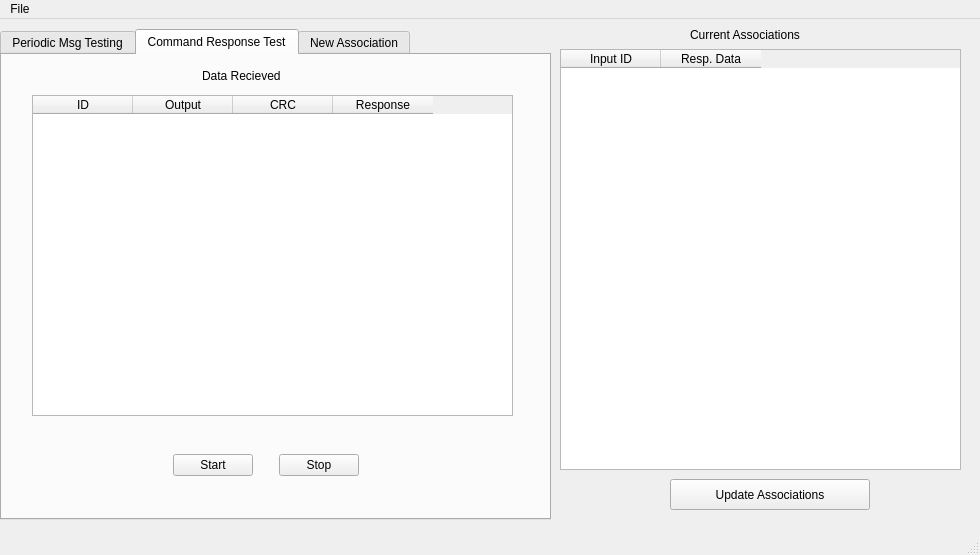
Before: the Qt Designer form serialResponseWindow.ui in Joeseidon/Comm-Responder, drawn with Qt 5.
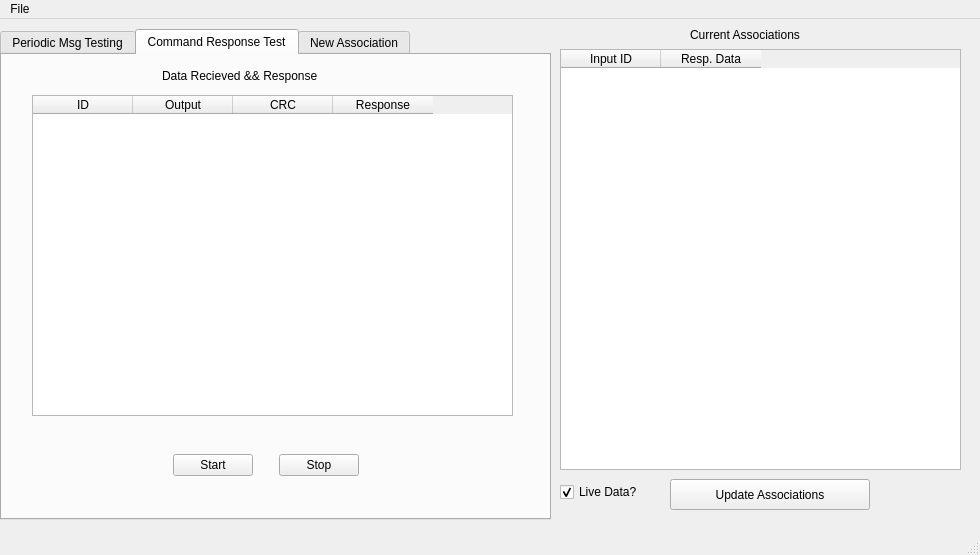
After: the same form once the commit is applied. The open tabs and pages were chosen to show the change.

Commit message: corrected CRC calculation

```diff
--- a/serialResponseWindow.ui
+++ b/serialResponseWindow.ui
@@ -385,14 +385,14 @@
      <widget class="QLabel" name="label_11">
       <property name="geometry">
        <rect>
-        <x>200</x>
+        <x>160</x>
         <y>10</y>
-        <width>121</width>
+        <width>201</width>
         <height>21</height>
        </rect>
       </property>
       <property name="text">
-       <string>Data Recieved</string>
+       <string>Data Recieved &amp;&amp; Response</string>
       </property>
      </widget>
     </widget>
@@ -460,6 +460,25 @@
      </widget>
     </widget>
    </widget>
+   <widget class="QCheckBox" name="LiveDataLog">
+    <property name="geometry">
+     <rect>
+      <x>560</x>
+      <y>460</y>
+      <width>100</width>
+      <height>26</height>
+     </rect>
+    </property>
+    <property name="toolTip">
+     <string>&lt;html&gt;&lt;head/&gt;&lt;body&gt;&lt;p&gt;Will disable/enable live data log. While enabled, max resp/send Freq. decreases.&lt;/p&gt;&lt;/body&gt;&lt;/html&gt;</string>
+    </property>
+    <property name="text">
+     <string>Live Data?</string>
+    </property>
+    <property name="checked">
+     <bool>true</bool>
+    </property>
+   </widget>
   </widget>
   <widget class="QMenuBar" name="menubar">
    <property name="geometry">
```
Left out of the diff: 4 changed lines with no effect on the pictures. The commit also changes 1 other file.
